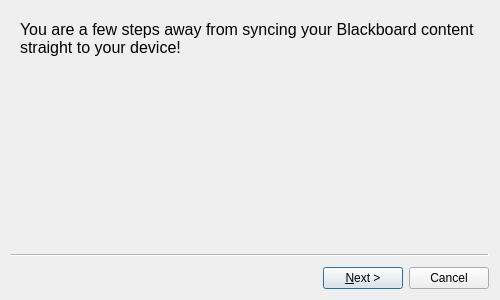
Old version of the form blackboard_sync/qt/SetupWizard.ui in the repository sanjacob/BlackboardSync.
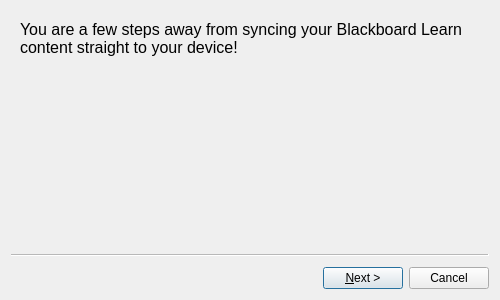
New version of the form. Icons and pictures are not drawn.

Diff of the .ui file:
```diff
--- a/blackboard_sync/qt/SetupWizard.ui
+++ b/blackboard_sync/qt/SetupWizard.ui
@@ -54,7 +54,7 @@
        </font>
       </property>
       <property name="text">
-       <string>You are a few steps away from syncing your Blackboard content straight to your device!</string>
+       <string>You are a few steps away from syncing your Blackboard Learn content straight to your device!</string>
       </property>
       <property name="textFormat">
        <enum>Qt::PlainText</enum>
```
Left out of the diff: 2 changed lines with no effect on the pictures.
